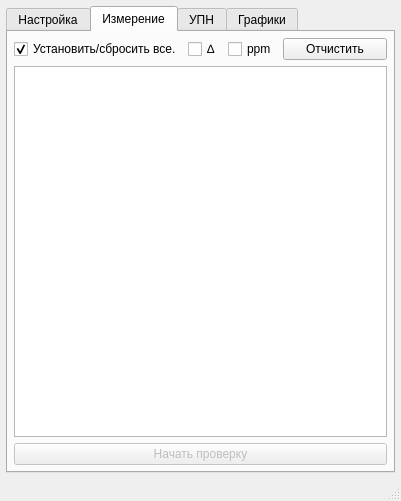
Before: the Qt Designer form mainwindow.ui in XRay3D/AsptNonLinTest, drawn with Qt 5.
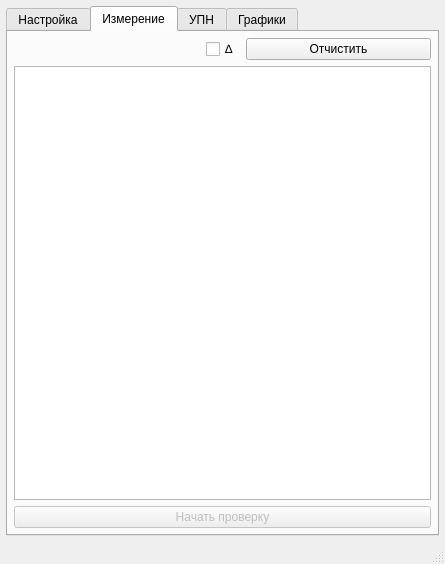
After: the same form once the commit is applied. The open tabs and pages were chosen to show the change. Icons and pictures are not drawn. Custom widgets are drawn as their Qt base class.

The edit to the form file:
```diff
--- a/mainwindow.ui
+++ b/mainwindow.ui
@@ -6,8 +6,8 @@
    <rect>
     <x>0</x>
     <y>0</y>
-    <width>401</width>
-    <height>501</height>
+    <width>445</width>
+    <height>564</height>
    </rect>
   </property>
   <property name="windowTitle">
@@ -417,53 +417,17 @@
         <property name="bottomMargin">
          <number>6</number>
         </property>
-        <item row="0" column="0">
-         <widget class="QCheckBox" name="checkBox_setResetAll">
-          <property name="text">
-           <string>Установить/сбросить все.</string>
-          </property>
-          <property name="checked">
-           <bool>true</bool>
-          </property>
-         </widget>
-        </item>
-        <item row="0" column="1">
-         <widget class="QCheckBox" name="checkBox_delta">
-          <property name="sizePolicy">
-           <sizepolicy hsizetype="Fixed" vsizetype="Fixed">
-            <horstretch>0</horstretch>
-            <verstretch>0</verstretch>
-           </sizepolicy>
-          </property>
-          <property name="text">
-           <string>∆</string>
-          </property>
-         </widget>
-        </item>
         <item row="0" column="2">
-         <widget class="QCheckBox" name="checkBox_ppm">
-          <property name="sizePolicy">
-           <sizepolicy hsizetype="Fixed" vsizetype="Fixed">
-            <horstretch>0</horstretch>
-            <verstretch>0</verstretch>
-           </sizepolicy>
-          </property>
-          <property name="text">
-           <string>ppm</string>
-          </property>
-         </widget>
-        </item>
-        <item row="0" column="3">
          <widget class="QPushButton" name="pbClear">
           <property name="text">
            <string>Отчистить</string>
           </property>
          </widget>
         </item>
-        <item row="1" column="0" colspan="4">
+        <item row="1" column="0" colspan="3">
          <widget class="Table" name="table"/>
         </item>
-        <item row="2" column="0" colspan="4">
+        <item row="2" column="0" colspan="3">
          <widget class="QPushButton" name="pbStartStop">
           <property name="enabled">
            <bool>false</bool>
@@ -480,6 +444,19 @@
           </property>
          </widget>
         </item>
+        <item row="0" column="1">
+         <widget class="QCheckBox" name="chbxDelta">
+          <property name="sizePolicy">
+           <sizepolicy hsizetype="Fixed" vsizetype="Fixed">
+            <horstretch>0</horstretch>
+            <verstretch>0</verstretch>
+           </sizepolicy>
+          </property>
+          <property name="text">
+           <string>∆</string>
+          </property>
+         </widget>
+        </item>
        </layout>
       </widget>
       <widget class="QWidget" name="tab_3">
```
Left out of the diff: 4 changed lines with no effect on the pictures.
